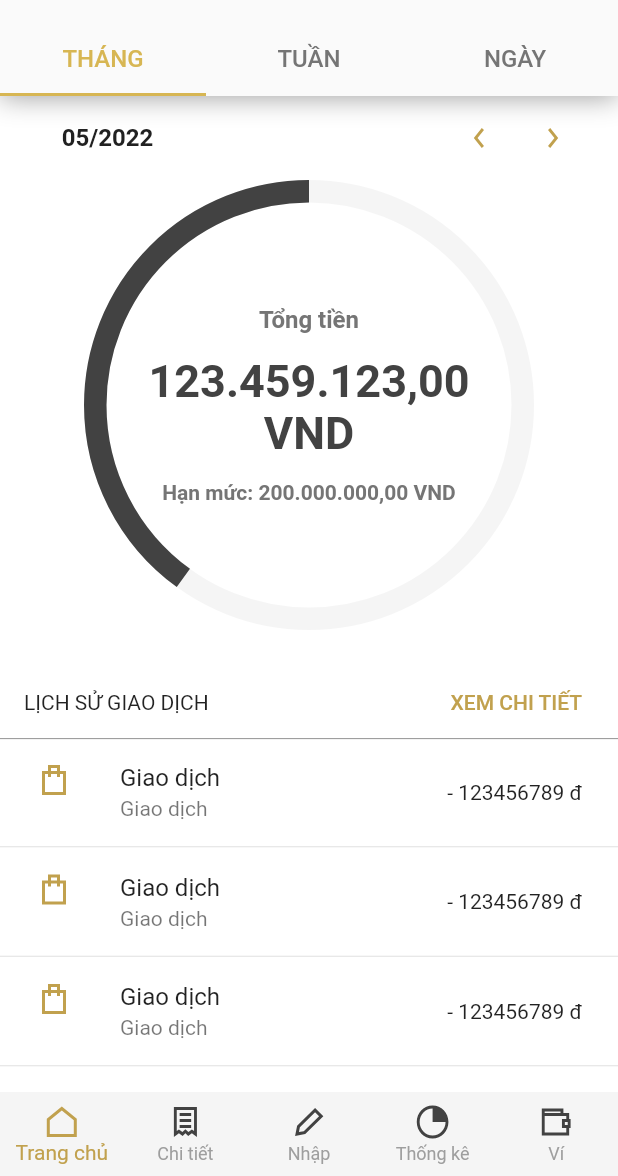
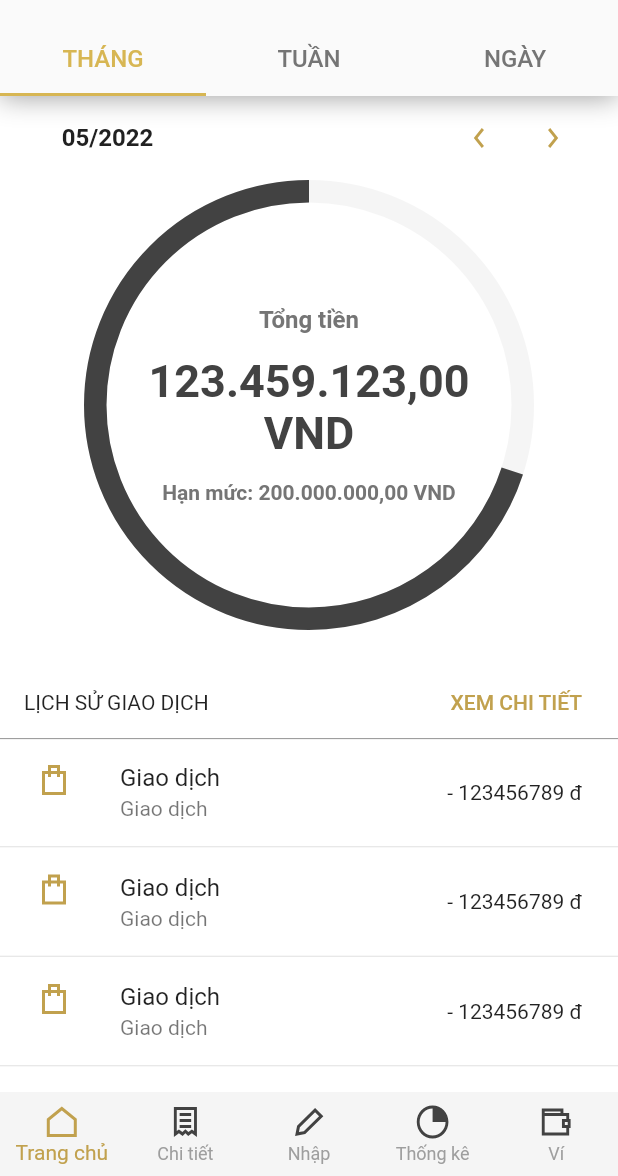
Before and after one commit to phongvuhyuet/Personal_Financial_Management, a Flutter app: the screen it shows after launch, on a phone screen of 412 x 824 dp, the part 60-1236 px from its top. Run offline on Flutter 3.47's test engine with Material 2 defaults, Android fonts, the phone set to English and light mode, and no system bars; drawn by our look-alikes of percent_indicator; our stand-ins replace bloc, equatable, firebase_auth, firebase_core, fl_chart, flutter_bloc and 1 more; missing offline and left inert: flutter_rounded_date_picker, flutterfire_ui; accounts and stored records are empty.

Commit message:
done 80% home

```diff
--- a/lib/app/application.dart
+++ b/lib/app/application.dart
@@ -4,6 +4,7 @@ import 'package:flutter_bloc/flutter_bloc.dart';
 import 'package:flutter_localizations/flutter_localizations.dart';
 import 'package:personal_financial_management/app/pages/login_page.dart';
 import 'package:personal_financial_management/app/pages/main_page.dart';
+import 'package:personal_financial_management/app/pages/welcome_page.dart';
 import 'package:personal_financial_management/app/utils/global_key.dart';
 import 'package:personal_financial_management/domain/blocs/auth_bloc/authentication_bloc.dart';
 import 'package:personal_financial_management/domain/repositories/repositories.dart';
--- a/lib/app/components/charts/chart_indicator/chart_indicator.dart
+++ b/lib/app/components/charts/chart_indicator/chart_indicator.dart
@@ -1,3 +1,4 @@
+import 'package:flutter/material.dart';
 import 'package:flutter/widgets.dart';
 import 'package:percent_indicator/circular_percent_indicator.dart';
 import 'package:personal_financial_management/app/components/colors/my_colors.dart';
@@ -20,7 +21,7 @@ class _ChartIndicatorState extends State<ChartIndicator> {
       animation: true,
       animationDuration: 1000,
       lineWidth: 15.0,
-      percent: 0.4,
+      percent: 0.7,
       center: Column(
         crossAxisAlignment: CrossAxisAlignment.center,
         mainAxisAlignment: MainAxisAlignment.center,
--- a/lib/app/components/date_picker/date_controller.dart
+++ b/lib/app/components/date_picker/date_controller.dart
@@ -110,23 +110,19 @@ class _MyDatePickerState extends State<MyDatePicker> {
   }
 
   Widget _buildMonthChanger() {
-    return Container(
-      child: Row(
+    return Row(
       mainAxisAlignment: MainAxisAlignment.spaceBetween,
       children: [
         IconButton(
-              splashRadius: 20,
-              color: MyAppColors.gray900,
-              hoverColor: MyAppColors.danger,
             icon: MyAppIcons.chevronLeftOn,
             onPressed: () {
+              // change month of today
               setState(() {
-                  _today = _today.subtract(Duration(
-                      days: getDaysInMonth(_today.year, _today.month)));
+                _today = _today.subtract(
+                    Duration(days: getDaysInMonth(_today.year, _today.month)));
               });
             }),
         IconButton(
-            splashRadius: 20,
           icon: MyAppIcons.chevronRightOn,
           onPressed: () {
             setState(() {
@@ -136,7 +132,6 @@ class _MyDatePickerState extends State<MyDatePicker> {
           },
         ),
       ],
-      ),
     );
   }
 }
--- a/lib/app/components/icons/my_icons.dart
+++ b/lib/app/components/icons/my_icons.dart
@@ -6,6 +6,16 @@ import 'package:personal_financial_management/app/utils/assets.dart';
 class MyAppIcons {
   //default size off icons
   static const double size = 24;
+  static final defaultStyle = [
+    {"fit": BoxFit.fill},
+    {
+      "height": 24,
+    },
+    {
+      "width": 24,
+    }
+  ];
+  static final Color iconColor = MyAppColors.gray800;
   //default boxfit of icons
   static const BoxFit boxFit = BoxFit.fill;
   //Logo
@@ -177,4 +187,26 @@ class MyAppIcons {
     height: 24,
     width: 24,
   );
+  //financial icons
+  static Widget bank = SvgPicture.asset(
+    FinancialIcon.bankBuilding,
+    fit: BoxFit.fill,
+    height: 24,
+    width: 24,
+  );
+  static Widget penny = SvgPicture.asset(
+    FinancialIcon.penny,
+    fit: BoxFit.fill,
+    height: 24,
+    width: 24,
+  );
+
+// social icons
+  static Widget smartPhone = SvgPicture.asset(
+    SocialIcon.smartPhone,
+    fit: BoxFit.fill,
+    height: 24,
+    width: 24,
+  );
+
 }
--- a/lib/app/pages/home/home_view.dart
+++ b/lib/app/pages/home/home_view.dart
@@ -1,5 +1,6 @@
 import 'package:flutter/material.dart';
 import 'package:percent_indicator/circular_percent_indicator.dart';
+import 'package:personal_financial_management/app/components/charts/chart_indicator/pie_chart.dart';
 import 'package:personal_financial_management/app/components/colors/my_colors.dart';
 import 'package:personal_financial_management/app/components/date_picker/date_controller.dart';
 import 'package:personal_financial_management/app/components/icons/my_icons.dart';
@@ -100,19 +101,8 @@ class _HomeViewState extends State<HomeView> {
           children: [
             MyDatePicker(dateTime: dateTime),
             _buildIndicatorChart(),
-            Container(
-                margin: const EdgeInsets.only(top: 24),
-                decoration: BoxDecoration(
-                  boxShadow: <BoxShadow>[
-                    BoxShadow(
-                      color: MyAppColors.gray500,
-                      blurRadius: 0,
-                      offset: const Offset(0.0, 0.75),
-                    )
-                  ],
-                  color: MyAppColors.white000,
-                ),
-                child: _buildHistoryTitle()),
+            _buildListViewTitle(
+                leftTitle: 'LỊCH SỬ GIAO DỊCH', rightTitle: 'XEM CHI TIẾT'),
             Expanded(
               child: ListView.separated(
                 separatorBuilder: (context, index) {
@@ -133,11 +123,51 @@ class _HomeViewState extends State<HomeView> {
   }
 
   Widget _buildWeekTabView() {
-    return Container();
+    return Container(
+        color: Colors.transparent,
+        child: Column(
+          mainAxisAlignment: MainAxisAlignment.start,
+          children: [
+            MyDatePicker(dateTime: dateTime),
+            Container(
+                color: Colors.transparent,
+                height: 300,
+                constraints: const BoxConstraints(maxHeight: 400),
+                child: const MyPieChart()),
+            _buildListViewTitle(leftTitle: 'THÀNH PHẦN', rightTitle: ""),
+            Expanded(
+              child: ListView.separated(
+                  addAutomaticKeepAlives: true,
+                  itemBuilder: ((context, index) {
+                    return ListTile(
+                      onTap: () {},
+                      title: const Text('Tiền ăn'),
+                      trailing: Text('- ${numberFormat.format(100000)} đ'),
+                    );
+                  }),
+                  separatorBuilder: (context, index) {
+                    // if (index == 0) return Container();
+                    return Divider(
+                      height: 1,
+                      color: MyAppColors.gray300,
+                    );
+                  },
+                  itemCount: 10),
+            )
+          ],
+        ));
   }
 
   Widget _buildDayTabView() {
-    return Container();
+    return Container(
+      child: Column(
+        children: [
+          _buildListViewTitle(
+              leftTitle: 'LỊCH SỬ GIAO DỊCH HÔM NAY', rightTitle: ""),
+          _buildHistoryExpense()
+        ],
+      ),
+    );
   }
 
   // Chart indicator
@@ -149,7 +179,7 @@ class _HomeViewState extends State<HomeView> {
       animation: true,
       animationDuration: 1000,
       lineWidth: 15.0,
-      percent: 0.4,
+      percent: 0.7,
       center: Column(
         crossAxisAlignment: CrossAxisAlignment.center,
         mainAxisAlignment: MainAxisAlignment.center,
@@ -200,19 +230,32 @@ class _HomeViewState extends State<HomeView> {
   }
 
   // History Expense
-  Widget _buildHistoryTitle() {
-    return Padding(
+  Widget _buildListViewTitle({String leftTitle = '', String rightTitle = ''}) {
+    return Container(
+      margin: const EdgeInsets.only(top: 24),
+      decoration: BoxDecoration(
+        boxShadow: <BoxShadow>[
+          BoxShadow(
+            color: MyAppColors.gray500,
+            blurRadius: 0,
+            offset: const Offset(0.0, 0.75),
+          )
+        ],
+        color: MyAppColors.white000,
+      ),
+      child: Padding(
         padding: const EdgeInsets.symmetric(horizontal: 16.0),
         child: Row(
           mainAxisAlignment: MainAxisAlignment.spaceBetween,
           children: [
-          Text('LỊCH SỬ GIAO DỊCH', style: TextStyle(fontSize: 14)),
+            Text(leftTitle, style: TextStyle(fontSize: 14)),
             TextButton(
                 onPressed: () {},
-              child: Text('XEM CHI TIẾT',
+                child: Text(rightTitle,
                     style:
                         TextStyle(fontSize: 14, color: MyAppColors.accent800))),
           ],
+        ),
       ),
     );
   }
@@ -221,6 +264,7 @@ class _HomeViewState extends State<HomeView> {
     return Padding(
       padding: const EdgeInsets.symmetric(horizontal: 8),
       child: ListTile(
+        onTap: () {},
         leading: MyAppIcons.bag,
         title: Text('Giao dịch'),
         subtitle: Text('Giao dịch'),
--- a/lib/app/pages/main_page.dart
+++ b/lib/app/pages/main_page.dart
@@ -1,6 +1,7 @@
 import 'package:flutter/material.dart';
 import 'package:flutter/widgets.dart';
 import 'package:flutter_svg/svg.dart';
+import 'package:personal_financial_management/app/components/app_drawer/app_drawer.dart';
 
 import 'package:personal_financial_management/app/components/bottom_navigator/bottom_navigator.dart';
 import 'package:personal_financial_management/app/components/colors/my_colors.dart';
@@ -92,6 +93,7 @@ class _MainPageState extends State<MainPage>
     return SafeArea(
       child: Scaffold(
         appBar: _buildAppBar(),
+        drawer: _buildAppDrawer(),
         key: GlobalKeys.mainScaffold,
         body: _buildBody(),
         bottomNavigationBar: _buildBottomNavigator(),
@@ -99,6 +101,7 @@ class _MainPageState extends State<MainPage>
     );
   }
 
+  // Widgets
   Widget _buildBody() {
     return PageView(
       controller: _pageController,
@@ -126,23 +129,6 @@ class _MainPageState extends State<MainPage>
         pageController: _pageController,
         currentIndex: _pages.indexOf(_currentMainView));
   }
-
-  void _handlePageChanged(int index) {
-    setState(() {
-      _currentMainView = _pages[index];
-      _isMainView = _currentMainView.view == 'main';
-    });
-  }
-
-  void _handleOpenSearch() {}
-  void _handleOpenDrawer() {}
-  void _handleOpenNotification() {}
-  void _handleCallback(
-      {String? key,
-      String? view,
-      String? title,
-      IconData? icon,
-      Color? color}) {}
 
   Widget _buildLeading() {
     if (!_isMainView) {
@@ -176,7 +162,6 @@ class _MainPageState extends State<MainPage>
 
   PreferredSizeWidget _buildAppBar() {
     return AppBar(
-
       title: _buildTitle(),
       centerTitle: false,
       backgroundColor: MyAppColors.gray050,
@@ -198,6 +183,32 @@ class _MainPageState extends State<MainPage>
     );
   }
 
+  Widget _buildAppDrawer() {
+    return AppDrawer();
+  }
+
+
+  // Widget handlers
+  void _handlePageChanged(int index) {
+    setState(() {
+      _currentMainView = _pages[index];
+      _isMainView = _currentMainView.view == 'main';
+    });
+  }
+
+  void _handleOpenSearch() {}
+  void _handleOpenDrawer() {
+    GlobalKeys.mainScaffold.currentState!.openDrawer();
+  }
+
+  void _handleOpenNotification() {}
+  void _handleCallback(
+      {String? key,
+      String? view,
+      String? title,
+      IconData? icon,
+      Color? color}) {}
+
   @override
   bool get wantKeepAlive => true;
 }
--- a/lib/app/utils/assets.dart
+++ b/lib/app/utils/assets.dart
@@ -150,6 +150,7 @@ class SocialIcon {
       "$socialIconURL/notifications_outline.svg";
   static const String shareAndroid = "$socialIconURL/share_android.svg";
   static const String shareIOS = "$socialIconURL/share_ios.svg";
+  static const String smartPhone = "$socialIconURL/smart_phone.svg";
 }
 
 class ToggleIcon {
--- a/pubspec.yaml
+++ b/pubspec.yaml
@@ -46,6 +46,7 @@ dependencies:
     sdk: flutter
     version: ^0.0.0
   percent_indicator: ^4.0.1
+  flutterfire_ui: ^0.4.0+5
 
 dev_dependencies:
   flutter_test:
```
Also changed, not shown: lib/app/components/app_drawer/app_drawer.dart (+8 -16 lines), lib/app/components/charts/chart_indicator/indicator.dart (added, +42 -0 lines), lib/app/components/charts/chart_indicator/pie_chart.dart (added, +192 -0 lines), lib/app/pages/welcome_page.dart (+33 -6 lines), lib/app/utils/extentsions.dart (+4 -4 lines), lib/main.dart (+12 -1 lines), assets/icons/social/smart_phone.svg (added), assets/images/profile.jpg (added), pubspec.lock, 2 other files. Lines whose indentation alone changed are shown as unchanged.
